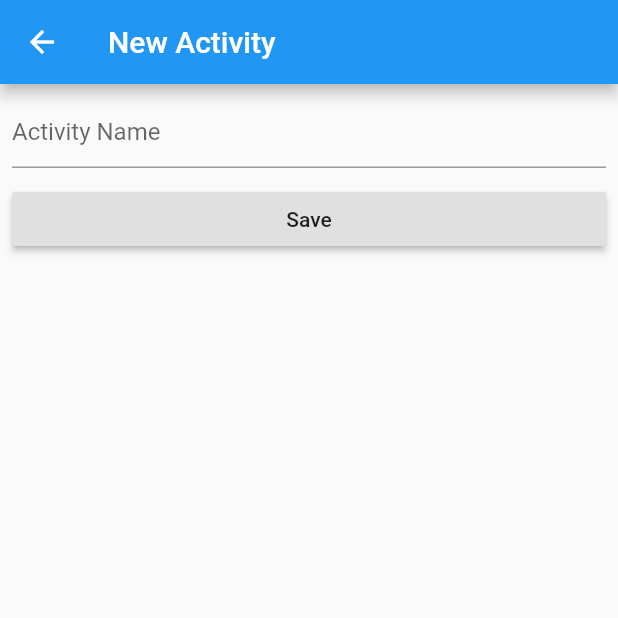
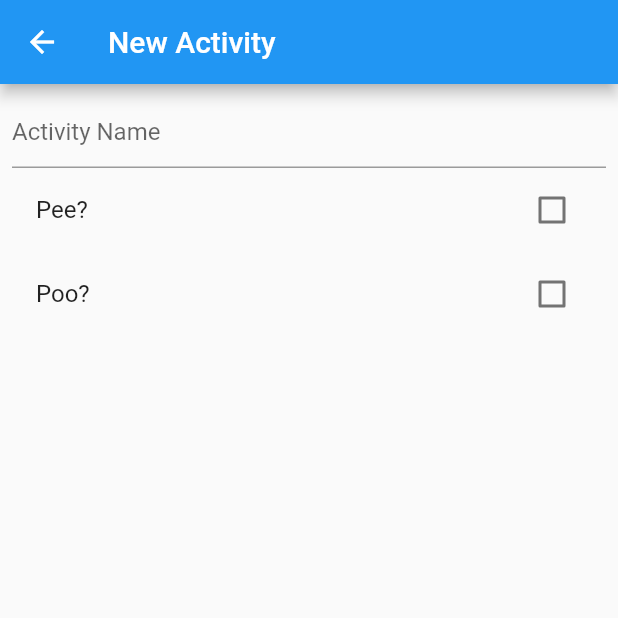
Before and after one commit to YuckiestPenguin/Potty-Graph-2, a Flutter app: the NewActivity screen opened directly, on a phone screen of 412 x 824 dp, the top half of it. Run offline on Flutter 3.47's test engine with Material 2 defaults, Android fonts, the phone set to English and light mode, and no system bars; our stand-ins replace cloud_firestore, firebase_core, timeago; accounts and stored records are empty.

Commit message:
Added boolean values for pees and poos lol

```diff
--- a/lib/models/activity.dart
+++ b/lib/models/activity.dart
@@ -4,19 +4,30 @@ class Activity {
   final String name;
   final String activityId;
   final Timestamp activityTimestamp;
+  final bool pee;
+  final bool poo;
 
-  Activity({this.name, this.activityId, this.activityTimestamp});
+  Activity(
+      {this.name,
+      this.activityId,
+      this.activityTimestamp,
+      this.pee,
+      this.poo});
 
   Map<String, dynamic> toMap() {
     return {
       'activityId': activityId,
       'name': name,
-      'activityTimestamp': activityTimestamp
+      'activityTimestamp': activityTimestamp,
+      'pee': pee,
+      'poo': poo
     };
   }
 
   Activity.fromFirestore(Map<String, dynamic> firestore)
       : activityId = firestore['activityId'],
         activityTimestamp = firestore['activityTimestamp'],
-        name = firestore['name'];
+        name = firestore['name'],
+        pee = firestore['pee'],
+        poo = firestore['poo'];
 }
--- a/lib/providers/activity_provider.dart
+++ b/lib/providers/activity_provider.dart
@@ -7,16 +7,35 @@ import 'package:uuid/uuid.dart';
 class ActivityProvider extends ChangeNotifier {
   final firestoreService = FirestoreService();
   String _name;
+  bool _pee;
+  bool _poo;
 
   String get name => _name;
+  bool get peepee => _pee;
+  bool get poopoo => _poo;
 
   changeName(String value) {
     _name = value;
     notifyListeners();
   }
 
+  changePee(bool value) {
+    _pee = value;
+    notifyListeners();
+  }
+
+  changePoo(bool value) {
+    _poo = value;
+    notifyListeners();
+  }
+
   saveActivity() {
-    var newActivity = Activity(name: _name, activityId: Uuid().v4(), activityTimestamp: Timestamp.now());
+    var newActivity = Activity(
+        name: _name,
+        activityId: Uuid().v4(),
+        activityTimestamp: Timestamp.now(),
+        pee: _pee,
+        poo: _poo);
 
     firestoreService.saveActivity(newActivity);
   }
--- a/lib/screens/new_activity.dart
+++ b/lib/screens/new_activity.dart
@@ -8,6 +8,42 @@ class NewActivity extends StatefulWidget {
 }
 
 class _NewActivityState extends State<NewActivity> {
+  bool pee = false;
+  bool poo = false;
+  TextEditingController nameController = TextEditingController();
+
+  @override
+  void initState() {
+    nameController.text = '';
+
+    // Gives the ability to access the provider without context and resets values at the state level. Delayed future is needed so it can run right after build and not throw errors
+    new Future.delayed(Duration.zero, () {
+      final activityProvider =
+          Provider.of<ActivityProvider>(context, listen: false);
+      activityProvider.changePee(false);
+      activityProvider.changePoo(false);
+    });
+    super.initState();
+  }
+
+  @override
+  void dispose() {
+    nameController.dispose();
+    super.dispose();
+  }
+
+// Method to calculate the greeting message based on time of day
+  String greeting() {
+    var hour = DateTime.now().hour;
+    if (hour < 12) {
+      return 'Morning Walk';
+    }
+    if (hour < 17) {
+      return 'Afternoon Walk';
+    }
+    return 'Evening Walk';
+  }
+
   @override
   Widget build(BuildContext context) {
     final activityProvider = Provider.of<ActivityProvider>(context);
@@ -18,14 +54,34 @@ class _NewActivityState extends State<NewActivity> {
         child: ListView(
           children: <Widget>[
             TextField(
+              controller: nameController,
               decoration: InputDecoration(hintText: 'Activity Name'),
               onChanged: (value) {
                 activityProvider.changeName(value);
               },
             ),
+            CheckboxListTile(
+              title: Text('Pee?'),
+              value: pee,
+              onChanged: (value) {
+                pee = value;
+                activityProvider.changePee(value);
+                setState(() {});
+              },
+            ),
+            CheckboxListTile(
+              title: Text('Poo?'),
+              value: poo,
+              onChanged: (value) {
+                poo = value;
+                activityProvider.changePoo(value);
+                setState(() {});
+              },
+            ),
             SizedBox(
               height: 10,
             ),
+            if (nameController.text != '' && nameController.text != null)
               RaisedButton(
                 onPressed: () {
                   activityProvider.saveActivity();
```
Also changed, not shown: lib/screens/activities.dart (+12 -4 lines). Lines whose indentation alone changed are shown as unchanged.
